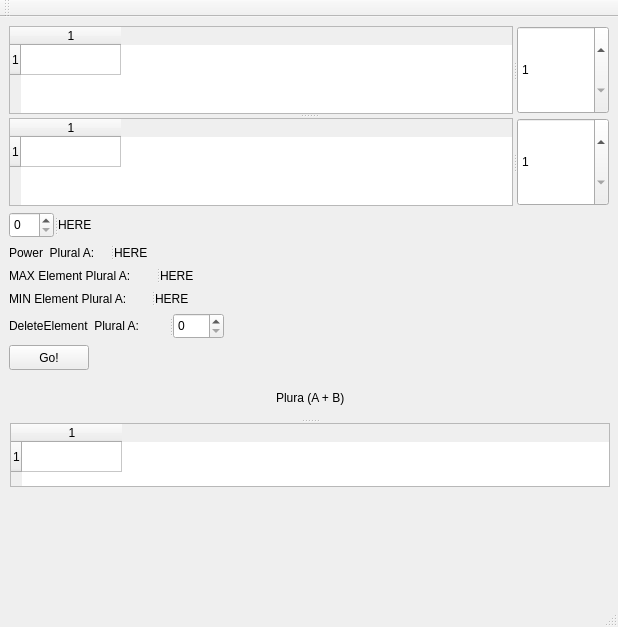
First picture: the form in mainwindow.ui, repository maksum1/PluralsCalculate, before the edit.
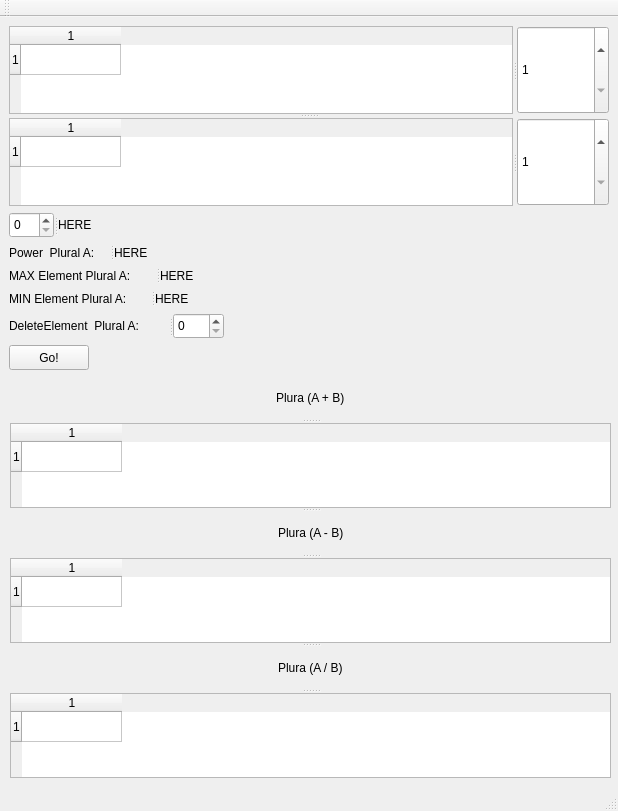
Second picture: the form after the edit.

Patch:
```diff
--- a/mainwindow.ui
+++ b/mainwindow.ui
@@ -7,7 +7,7 @@
     <x>0</x>
     <y>0</y>
     <width>618</width>
-    <height>627</height>
+    <height>811</height>
    </rect>
   </property>
   <property name="windowTitle">
@@ -201,19 +201,23 @@
     </widget>
     <widget class="QSpinBox" name="spinBoxDeleteElment"/>
    </widget>
-   <widget class="QSplitter" name="splitter_9">
+   <widget class="QSplitter" name="splitter_12">
     <property name="geometry">
      <rect>
       <x>10</x>
       <y>360</y>
-      <width>600</width>
-      <height>110</height>
+      <width>601</width>
+      <height>401</height>
      </rect>
     </property>
     <property name="orientation">
      <enum>Qt::Vertical</enum>
     </property>
-    <widget class="QWidget" name="">
+    <widget class="QSplitter" name="splitter_9">
+     <property name="orientation">
+      <enum>Qt::Vertical</enum>
+     </property>
+     <widget class="QWidget" name="layoutWidget">
      <layout class="QHBoxLayout" name="horizontalLayout">
       <item>
        <spacer name="horizontalSpacer">
@@ -259,6 +263,111 @@
      </property>
      <row/>
      <column/>
+     </widget>
+    </widget>
+    <widget class="QSplitter" name="splitter_10">
+     <property name="orientation">
+      <enum>Qt::Vertical</enum>
+     </property>
+     <widget class="QWidget" name="layoutWidget_2">
+      <layout class="QHBoxLayout" name="horizontalLayout_2">
+       <item>
+        <spacer name="horizontalSpacer_3">
+         <property name="orientation">
+          <enum>Qt::Horizontal</enum>
+         </property>
+         <property name="sizeHint" stdset="0">
+          <size>
+           <width>40</width>
+           <height>20</height>
+          </size>
+         </property>
+        </spacer>
+       </item>
+       <item>
+        <widget class="QLabel" name="label_6">
+         <property name="text">
+          <string>Plura (A - B)</string>
+         </property>
+        </widget>
+       </item>
+       <item>
+        <spacer name="horizontalSpacer_4">
+         <property name="orientation">
+          <enum>Qt::Horizontal</enum>
+         </property>
+         <property name="sizeHint" stdset="0">
+          <size>
+           <width>40</width>
+           <height>20</height>
+          </size>
+         </property>
+        </spacer>
+       </item>
+      </layout>
+     </widget>
+     <widget class="QTableWidget" name="tableWidgetMinus">
+      <property name="rowCount">
+       <number>1</number>
+      </property>
+      <property name="columnCount">
+       <number>1</number>
+      </property>
+      <row/>
+      <column/>
+     </widget>
+    </widget>
+    <widget class="QSplitter" name="splitter_11">
+     <property name="orientation">
+      <enum>Qt::Vertical</enum>
+     </property>
+     <widget class="QWidget" name="layoutWidget_3">
+      <layout class="QHBoxLayout" name="horizontalLayout_3">
+       <item>
+        <spacer name="horizontalSpacer_5">
+         <property name="orientation">
+          <enum>Qt::Horizontal</enum>
+         </property>
+         <property name="sizeHint" stdset="0">
+          <size>
+           <width>40</width>
+           <height>20</height>
+          </size>
+         </property>
+        </spacer>
+       </item>
+       <item>
+        <widget class="QLabel" name="label_7">
+         <property name="text">
+          <string>Plura (A / B)</string>
+         </property>
+        </widget>
+       </item>
+       <item>
+        <spacer name="horizontalSpacer_6">
+         <property name="orientation">
+          <enum>Qt::Horizontal</enum>
+         </property>
+         <property name="sizeHint" stdset="0">
+          <size>
+           <width>40</width>
+           <height>20</height>
+          </size>
+         </property>
+        </spacer>
+       </item>
+      </layout>
+     </widget>
+     <widget class="QTableWidget" name="tableWidgetDevide">
+      <property name="rowCount">
+       <number>1</number>
+      </property>
+      <property name="columnCount">
+       <number>1</number>
+      </property>
+      <row/>
+      <column/>
+     </widget>
     </widget>
    </widget>
   </widget>
```
Lines whose indentation alone changed are shown as unchanged.
